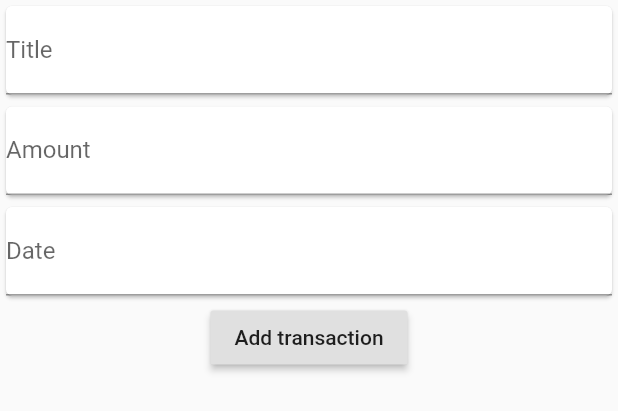
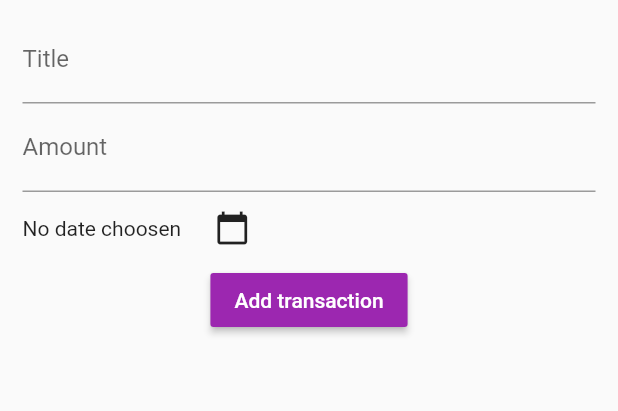
Before and after one commit to syntaxerror00100/mobile_flutter_expense_tracker, a Flutter app: the NewtransactionForm widget shown alone on an empty page, opened directly with empty values, after a tap on "Add transaction", on a phone screen of 412 x 824 dp. Shown: the top 411 px of the screen. Run offline on Flutter 3.47's test engine with Material 2 defaults, Android fonts, the phone set to English and light mode, and no system bars; our stand-ins replace flutter_animation_progress_bar.

Commit message:
Partial commit

```diff
--- a/lib/Components/NewTransactionForm.dart
+++ b/lib/Components/NewTransactionForm.dart
@@ -1,5 +1,6 @@
 import 'package:expense_tracker/Models/TransactionModel.dart';
 import 'package:flutter/material.dart';
+import 'package:intl/intl.dart';
 
 class NewtransactionForm extends StatefulWidget {
   final Function addTransactionHandler;
@@ -17,10 +18,12 @@ class _NewtransactionFormState extends State<NewtransactionForm> {
 
   final _dateController = TextEditingController();
 
+  var _selectedDate = "No date choosen";
+
   void _addTransaction(BuildContext ctx) {
     final String amount = _amountController.text;
     final String title = _titleController.text;
-    final String date = _dateController.text;
+    final String date = _selectedDate;
 
     if (title.isEmpty || amount.isEmpty || date.isEmpty) return;
 
@@ -35,27 +38,29 @@ class _NewtransactionFormState extends State<NewtransactionForm> {
 
   @override
   Widget build(BuildContext context) {
-    return Column(
+    return Container(
+      padding: EdgeInsets.fromLTRB(15, 10, 15, 5),
+      child: Column(
         children: <Widget>[
-        Card(
-          child: TextField(
+          TextField(
               controller: _titleController,
               decoration:
                   InputDecoration(hintText: "Input Title", labelText: "Title")),
-        ),
-        Card(
-          child: TextField(
+          TextField(
               onSubmitted: (_) => _addTransaction(context),
               keyboardType: TextInputType.numberWithOptions(decimal: true),
               controller: _amountController,
               decoration: InputDecoration(
                   hintText: "Input Amount", labelText: "Amount")),
+          Row(
+            children: <Widget>[
+              Text(_selectedDate),
+              SizedBox(
+                width: 10,
               ),
-        Card(
-          child: TextField(
-              controller: _dateController,
-              readOnly: true,
-              onTap: () {
+              IconButton(
+                  icon: Icon(Icons.calendar_today),
+                  onPressed: () {
                     showDatePicker(
                             context: context,
                             initialDate: DateTime.now(),
@@ -63,18 +68,25 @@ class _NewtransactionFormState extends State<NewtransactionForm> {
                             lastDate: DateTime(2050))
                         .then((selectedDate) {
                       if (selectedDate != null)
-                    _dateController.text = selectedDate.toString();
+                        setState(() {
+                          _selectedDate = DateFormat.yMMMEd()
+                              .format(selectedDate)
+                              .toString(); // selectedDate.toString();
                         });
-              },
-              onSubmitted: (_) => _addTransaction(context),
-              decoration:
-                  InputDecoration(hintText: "Input Date", labelText: "Date")),
+                    });
+                  })
+            ],
           ),
           RaisedButton(
-          child: Text("Add transaction"),
+            child: Text(
+              "Add transaction",
+              style: TextStyle(color: Colors.white),
+            ),
+            color: Theme.of(context).primaryColor,
             onPressed: () => _addTransaction(context),
           )
         ],
+      ),
     );
   }
 }
--- a/lib/main.dart
+++ b/lib/main.dart
@@ -113,6 +113,7 @@ class _MyAppState extends State<MyApp> {
           ]),
         ],
       ),
+      floatingActionButtonLocation: FloatingActionButtonLocation.centerFloat,
       floatingActionButton: FloatingActionButton(
         child: Icon(Icons.add),
         onPressed: () {
```
Also changed, not shown: lib/Components/Chart1.dart (+9 -1 lines). Lines whose indentation alone changed are shown as unchanged.
